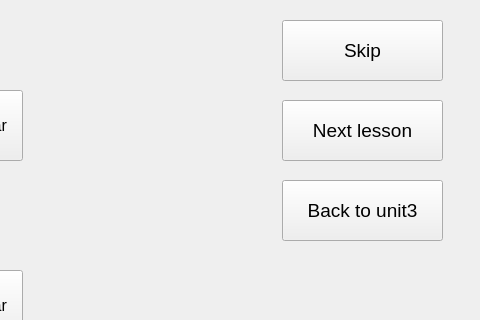
This is SPCK/Gui/food1.ui in trongphuc1/TL-C4K-PTI01- as Qt 5 draws it before an edit; both pictures show x 318 to 798 and y 0 to 320 of the 798 by 603 pixel window. The edited form follows.
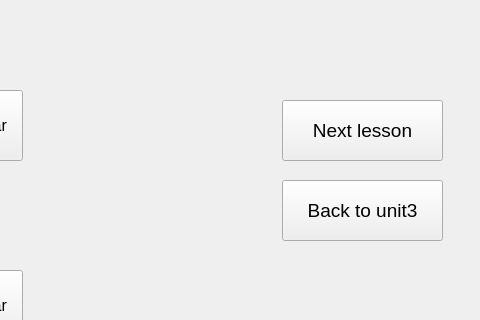
This is the edited form. Icons and pictures are not drawn.

Patch:
```diff
--- a/SPCK/Gui/food1.ui
+++ b/SPCK/Gui/food1.ui
@@ -215,24 +215,6 @@
      <string>Back to unit3</string>
     </property>
    </widget>
-   <widget class="QPushButton" name="pushButton_6">
-    <property name="geometry">
-     <rect>
-      <x>600</x>
-      <y>20</y>
-      <width>161</width>
-      <height>61</height>
-     </rect>
-    </property>
-    <property name="font">
-     <font>
-      <pointsize>14</pointsize>
-     </font>
-    </property>
-    <property name="text">
-     <string>Skip</string>
-    </property>
-   </widget>
   </widget>
   <widget class="QMenuBar" name="menubar">
    <property name="geometry">
```
